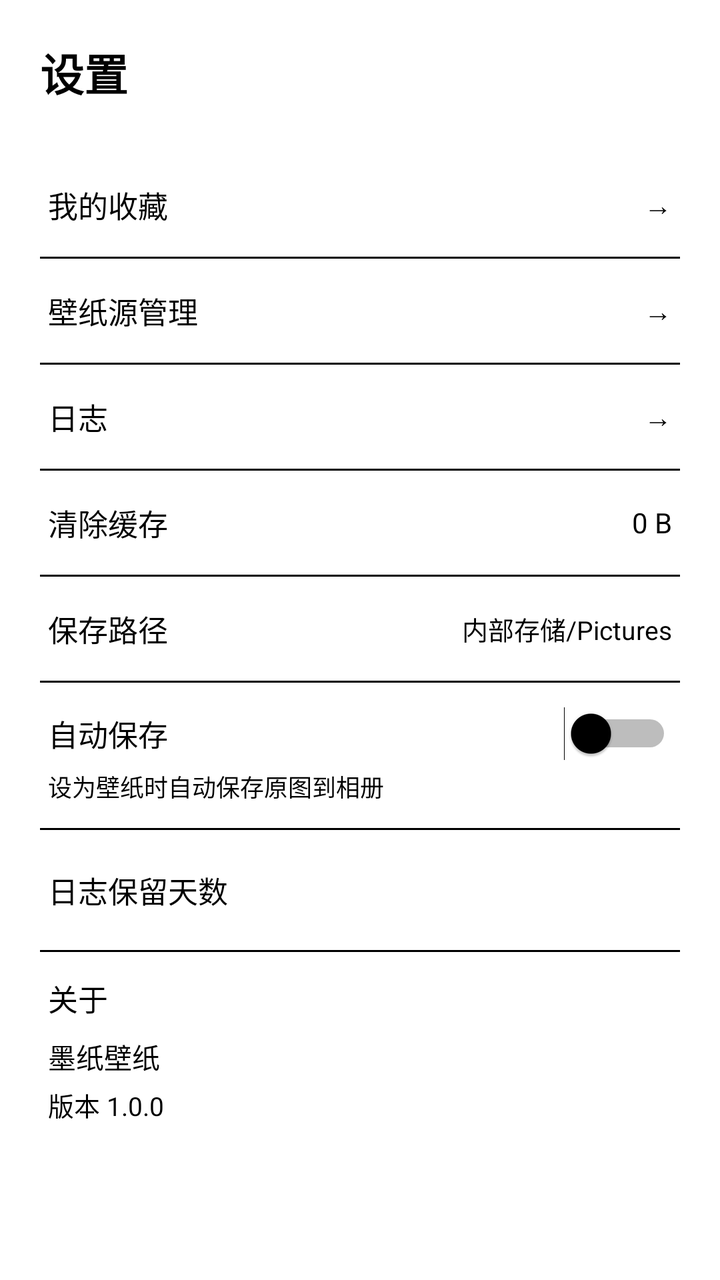
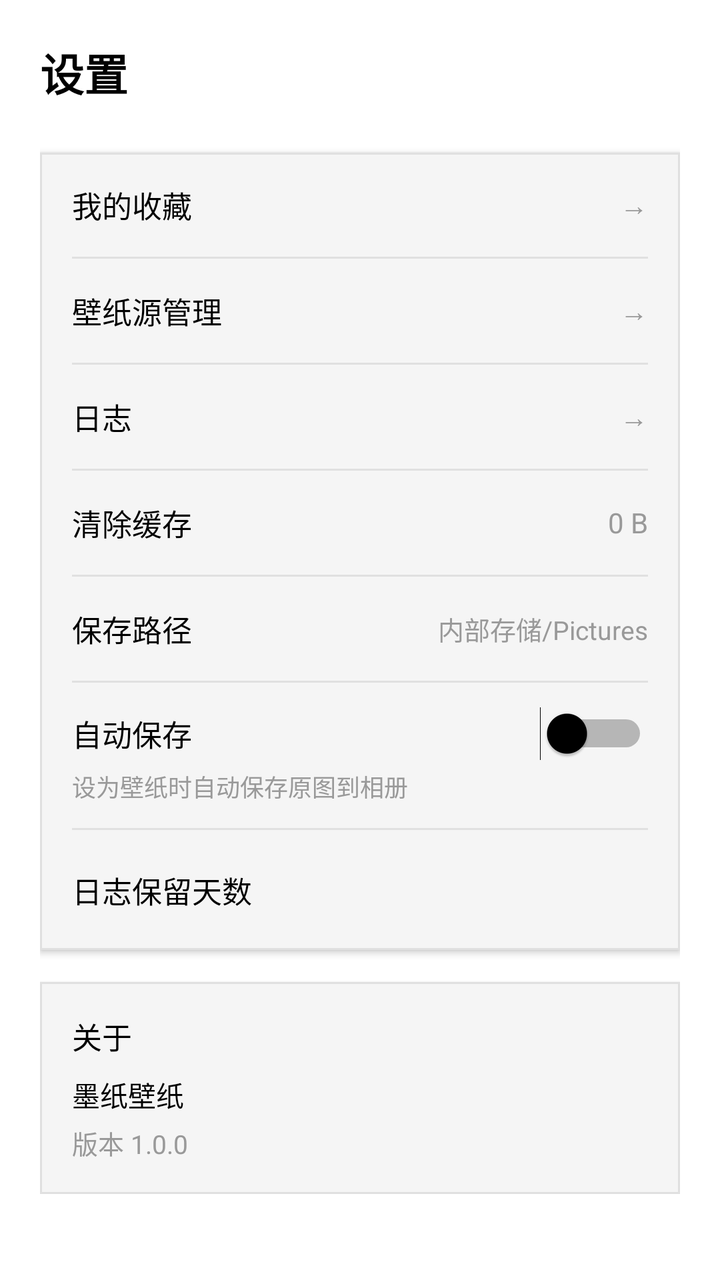

Before-and-after screenshots of an Android layout around one commit, followed by the original layout XML and the change that was made.
<!-- AndroidManifest.xml: application theme Theme.InkPaperWallpaper -->
<!-- res/layout/fragment_mine.xml -->
<?xml version="1.0" encoding="utf-8"?>
<ScrollView xmlns:android="http://schemas.android.com/apk/res/android"
    xmlns:app="http://schemas.android.com/apk/res-auto"
    android:layout_width="match_parent"
    android:layout_height="match_parent"
    android:background="@color/white">

    <LinearLayout
        android:layout_width="match_parent"
        android:layout_height="wrap_content"
        android:orientation="vertical"
        android:padding="20dp">

        <TextView
            android:layout_width="match_parent"
            android:layout_height="wrap_content"
            android:text="设置"
            android:textSize="22sp"
            android:textStyle="bold"
            android:textColor="@color/black"
            android:paddingBottom="24dp" />

        
        <LinearLayout
            android:id="@+id/btn_favorites"
            android:layout_width="match_parent"
            android:layout_height="52dp"
            android:orientation="horizontal"
            android:gravity="center_vertical"
            android:paddingHorizontal="4dp"
            android:background="@android:color/transparent"
            android:clickable="true"
            android:focusable="true">

            <TextView
                android:layout_width="0dp"
                android:layout_height="wrap_content"
                android:layout_weight="1"
                android:text="我的收藏"
                android:textSize="15sp"
                android:textColor="@color/black" />

            <TextView
                android:layout_width="wrap_content"
                android:layout_height="wrap_content"
                android:text="→"
                android:textColor="@color/black"
                android:textSize="14sp" />

        </LinearLayout>

        <View
            android:layout_width="match_parent"
            android:layout_height="1dp"
            android:background="@color/black" />

        
        <LinearLayout
            android:id="@+id/btn_source_manage"
            android:layout_width="match_parent"
            android:layout_height="52dp"
            android:orientation="horizontal"
            android:gravity="center_vertical"
            android:paddingHorizontal="4dp"
            android:background="@android:color/transparent"
            android:clickable="true"
            android:focusable="true">

            <TextView
                android:layout_width="0dp"
                android:layout_height="wrap_content"
                android:layout_weight="1"
                android:text="壁纸源管理"
                android:textSize="15sp"
                android:textColor="@color/black" />

            <TextView
                android:layout_width="wrap_content"
                android:layout_height="wrap_content"
                android:text="→"
                android:textColor="@color/black"
                android:textSize="14sp" />

        </LinearLayout>

        <View
            android:layout_width="match_parent"
            android:layout_height="1dp"
            android:background="@color/black" />

        
        <LinearLayout
            android:id="@+id/btn_logs"
            android:layout_width="match_parent"
            android:layout_height="52dp"
            android:orientation="horizontal"
            android:gravity="center_vertical"
            android:paddingHorizontal="4dp"
            android:background="@android:color/transparent"
            android:clickable="true"
            android:focusable="true">

            <TextView
                android:layout_width="0dp"
                android:layout_height="wrap_content"
                android:layout_weight="1"
                android:text="日志"
                android:textSize="15sp"
                android:textColor="@color/black" />

            <TextView
                android:layout_width="wrap_content"
                android:layout_height="wrap_content"
                android:text="→"
                android:textColor="@color/black"
                android:textSize="14sp" />

        </LinearLayout>

        <View
            android:layout_width="match_parent"
            android:layout_height="1dp"
            android:background="@color/black" />

        
        <LinearLayout
            android:id="@+id/btn_clear_cache"
            android:layout_width="match_parent"
            android:layout_height="52dp"
            android:orientation="horizontal"
            android:gravity="center_vertical"
            android:paddingHorizontal="4dp"
            android:background="@android:color/transparent"
            android:clickable="true"
            android:focusable="true">

            <TextView
                android:layout_width="0dp"
                android:layout_height="wrap_content"
                android:layout_weight="1"
                android:text="清除缓存"
                android:textSize="15sp"
                android:textColor="@color/black" />

            <TextView
                android:id="@+id/tv_cache_size"
                android:layout_width="wrap_content"
                android:layout_height="wrap_content"
                android:text="0 B"
                android:textColor="@color/black"
                android:textSize="14sp" />

        </LinearLayout>

        <View
            android:layout_width="match_parent"
            android:layout_height="1dp"
            android:background="@color/black" />

        
        <LinearLayout
            android:layout_width="match_parent"
            android:layout_height="52dp"
            android:orientation="horizontal"
            android:gravity="center_vertical"
            android:paddingHorizontal="4dp">

            <TextView
                android:layout_width="0dp"
                android:layout_height="wrap_content"
                android:layout_weight="1"
                android:text="保存路径"
                android:textSize="15sp"
                android:textColor="@color/black" />

            <TextView
                android:id="@+id/tv_save_path"
                android:layout_width="wrap_content"
                android:layout_height="wrap_content"
                android:text="内部存储/Pictures"
                android:textColor="@color/black"
                android:textSize="13sp" />

        </LinearLayout>

        <View
            android:layout_width="match_parent"
            android:layout_height="1dp"
            android:background="@color/black" />

        
        <LinearLayout
            android:layout_width="match_parent"
            android:layout_height="wrap_content"
            android:orientation="vertical"
            android:paddingVertical="12dp"
            android:paddingHorizontal="4dp">

            <LinearLayout
                android:layout_width="match_parent"
                android:layout_height="wrap_content"
                android:orientation="horizontal"
                android:gravity="center_vertical">

                <TextView
                    android:layout_width="0dp"
                    android:layout_height="wrap_content"
                    android:layout_weight="1"
                    android:text="自动保存"
                    android:textSize="15sp"
                    android:textColor="@color/black" />

                <Switch
                    android:id="@+id/switch_auto_save"
                    android:layout_width="wrap_content"
                    android:layout_height="wrap_content"
                    android:thumbTint="@color/black"
                    android:trackTint="@color/black" />

            </LinearLayout>

            <TextView
                android:layout_width="match_parent"
                android:layout_height="wrap_content"
                android:text="设为壁纸时自动保存原图到相册"
                android:textSize="12sp"
                android:textColor="@color/black"
                android:paddingTop="4dp" />

        </LinearLayout>

        <View
            android:layout_width="match_parent"
            android:layout_height="1dp"
            android:background="@color/black" />

        
        <LinearLayout
            android:layout_width="match_parent"
            android:layout_height="wrap_content"
            android:orientation="vertical"
            android:paddingVertical="12dp"
            android:paddingHorizontal="4dp">

            <LinearLayout
                android:layout_width="match_parent"
                android:layout_height="wrap_content"
                android:orientation="horizontal"
                android:gravity="center_vertical">

                <TextView
                    android:layout_width="0dp"
                    android:layout_height="wrap_content"
                    android:layout_weight="1"
                    android:text="日志保留天数"
                    android:textSize="15sp"
                    android:textColor="@color/black" />

                <Spinner
                    android:id="@+id/spinner_keep_days"
                    android:layout_width="wrap_content"
                    android:layout_height="36dp"
                    android:background="@android:color/transparent" />

            </LinearLayout>

        </LinearLayout>

        <View
            android:layout_width="match_parent"
            android:layout_height="1dp"
            android:background="@color/black" />

        
        <LinearLayout
            android:layout_width="match_parent"
            android:layout_height="wrap_content"
            android:orientation="vertical"
            android:paddingVertical="12dp"
            android:paddingHorizontal="4dp">

            <TextView
                android:layout_width="match_parent"
                android:layout_height="wrap_content"
                android:text="关于"
                android:textSize="15sp"
                android:textColor="@color/black"
                android:paddingBottom="8dp" />

            <TextView
                android:layout_width="match_parent"
                android:layout_height="wrap_content"
                android:text="墨纸壁纸"
                android:textSize="14sp"
                android:textColor="@color/black" />

            <TextView
                android:id="@+id/tv_version"
                android:layout_width="match_parent"
                android:layout_height="wrap_content"
                android:text="版本 1.0.0"
                android:textSize="13sp"
                android:textColor="@color/black"
                android:paddingTop="4dp" />

        </LinearLayout>

    </LinearLayout>

</ScrollView>
<!-- resources referenced by this layout -->
<resources>
  <color name="black">#000000</color>
  <color name="white">#FFFFFF</color>
  <style name="Theme.InkPaperWallpaper" parent="Theme.MaterialComponents.Light.NoActionBar">
          <item name="colorPrimary">@color/white</item>
          <item name="colorPrimaryVariant">@color/white</item>
          <item name="colorSecondary">@color/black</item>
          <item name="android:windowBackground">@color/background</item>
          <item name="android:statusBarColor">@color/white</item>
          <item name="android:windowLightStatusBar">true</item>
          <item name="android:navigationBarColor">@color/white</item>
          <item name="android:windowLightNavigationBar">true</item>
      </style>
  <color name="background">#FFFFFF</color>
</resources>

<!-- the commit's change to res/layout/fragment_mine.xml (unified diff, before → after) -->
@@ -22,262 +22,260 @@
 
         
         <LinearLayout
-            android:id="@+id/btn_favorites"
             android:layout_width="match_parent"
-            android:layout_height="52dp"
-            android:orientation="horizontal"
-            android:gravity="center_vertical"
-            android:paddingHorizontal="4dp"
-            android:background="@android:color/transparent"
-            android:clickable="true"
-            android:focusable="true">
-
-            <TextView
-                android:layout_width="0dp"
-                android:layout_height="wrap_content"
-                android:layout_weight="1"
-                android:text="我的收藏"
-                android:textSize="15sp"
-                android:textColor="@color/black" />
-
-            <TextView
-                android:layout_width="wrap_content"
-                android:layout_height="wrap_content"
-                android:text="→"
-                android:textColor="@color/black"
-                android:textSize="14sp" />
+            android:layout_height="wrap_content"
+            android:orientation="vertical"
+            android:background="@drawable/card_background_dark"
+            android:paddingHorizontal="16dp"
+            android:elevation="2dp">
+
+            
+            <LinearLayout
+                android:id="@+id/btn_favorites"
+                android:layout_width="match_parent"
+                android:layout_height="52dp"
+                android:orientation="horizontal"
+                android:gravity="center_vertical"
+                android:clickable="true"
+                android:focusable="true">
+
+                <TextView
+                    android:layout_width="0dp"
+                    android:layout_height="wrap_content"
+                    android:layout_weight="1"
+                    android:text="我的收藏"
+                    android:textSize="15sp"
+                    android:textColor="@color/black" />
+
+                <TextView
+                    android:layout_width="wrap_content"
+                    android:layout_height="wrap_content"
+                    android:text="→"
+                    android:textColor="#999999"
+                    android:textSize="14sp" />
+
+            </LinearLayout>
+
+            <View
+                android:layout_width="match_parent"
+                android:layout_height="1dp"
+                android:background="#E0E0E0" />
+
+            
+            <LinearLayout
+                android:id="@+id/btn_source_manage"
+                android:layout_width="match_parent"
+                android:layout_height="52dp"
+                android:orientation="horizontal"
+                android:gravity="center_vertical"
+                android:clickable="true"
+                android:focusable="true">
+
+                <TextView
+                    android:layout_width="0dp"
+                    android:layout_height="wrap_content"
+                    android:layout_weight="1"
+                    android:text="壁纸源管理"
+                    android:textSize="15sp"
+                    android:textColor="@color/black" />
+
+                <TextView
+                    android:layout_width="wrap_content"
+                    android:layout_height="wrap_content"
+                    android:text="→"
+                    android:textColor="#999999"
+                    android:textSize="14sp" />
+
+            </LinearLayout>
+
+            <View
+                android:layout_width="match_parent"
+                android:layout_height="1dp"
+                android:background="#E0E0E0" />
+
+            
+            <LinearLayout
+                android:id="@+id/btn_logs"
+                android:layout_width="match_parent"
+                android:layout_height="52dp"
+                android:orientation="horizontal"
+                android:gravity="center_vertical"
+                android:clickable="true"
+                android:focusable="true">
+
+                <TextView
+                    android:layout_width="0dp"
+                    android:layout_height="wrap_content"
+                    android:layout_weight="1"
+                    android:text="日志"
+                    android:textSize="15sp"
+                    android:textColor="@color/black" />
+
+                <TextView
+                    android:layout_width="wrap_content"
+                    android:layout_height="wrap_content"
+                    android:text="→"
+                    android:textColor="#999999"
+                    android:textSize="14sp" />
+
+            </LinearLayout>
+
+            <View
+                android:layout_width="match_parent"
+                android:layout_height="1dp"
+                android:background="#E0E0E0" />
+
+            
+            <LinearLayout
+                android:id="@+id/btn_clear_cache"
+                android:layout_width="match_parent"
+                android:layout_height="52dp"
+                android:orientation="horizontal"
+                android:gravity="center_vertical"
+                android:clickable="true"
+                android:focusable="true">
+
+                <TextView
+                    android:layout_width="0dp"
+                    android:layout_height="wrap_content"
+                    android:layout_weight="1"
+                    android:text="清除缓存"
+                    android:textSize="15sp"
+                    android:textColor="@color/black" />
+
+                <TextView
+                    android:id="@+id/tv_cache_size"
+                    android:layout_width="wrap_content"
+                    android:layout_height="wrap_content"
+                    android:text="0 B"
+                    android:textColor="#999999"
+                    android:textSize="14sp" />
+
+            </LinearLayout>
+
+            <View
+                android:layout_width="match_parent"
+                android:layout_height="1dp"
+                android:background="#E0E0E0" />
+
+            
+            <LinearLayout
+                android:layout_width="match_parent"
+                android:layout_height="52dp"
+                android:orientation="horizontal"
+                android:gravity="center_vertical">
+
+                <TextView
+                    android:layout_width="0dp"
+                    android:layout_height="wrap_content"
+                    android:layout_weight="1"
+                    android:text="保存路径"
+                    android:textSize="15sp"
+                    android:textColor="@color/black" />
+
+                <TextView
+                    android:id="@+id/tv_save_path"
+                    android:layout_width="wrap_content"
+                    android:layout_height="wrap_content"
+                    android:text="内部存储/Pictures"
+                    android:textColor="#999999"
+                    android:textSize="13sp" />
+
+            </LinearLayout>
+
+            <View
+                android:layout_width="match_parent"
+                android:layout_height="1dp"
+                android:background="#E0E0E0" />
+
+            
+            <LinearLayout
+                android:layout_width="match_parent"
+                android:layout_height="wrap_content"
+                android:orientation="vertical"
+                android:paddingVertical="12dp">
+
+                <LinearLayout
+                    android:layout_width="match_parent"
+                    android:layout_height="wrap_content"
+                    android:orientation="horizontal"
+                    android:gravity="center_vertical">
+
+                    <TextView
+                        android:layout_width="0dp"
+                        android:layout_height="wrap_content"
+                        android:layout_weight="1"
+                        android:text="自动保存"
+                        android:textSize="15sp"
+                        android:textColor="@color/black" />
+
+                    <Switch
+                        android:id="@+id/switch_auto_save"
+                        android:layout_width="wrap_content"
+                        android:layout_height="wrap_content"
+                        android:thumbTint="@color/black"
+                        android:trackTint="@color/black" />
+
+                </LinearLayout>
+
+                <TextView
+                    android:layout_width="match_parent"
+                    android:layout_height="wrap_content"
+                    android:text="设为壁纸时自动保存原图到相册"
+                    android:textSize="12sp"
+                    android:textColor="#999999"
+                    android:paddingTop="4dp" />
+
+            </LinearLayout>
+
+            <View
+                android:layout_width="match_parent"
+                android:layout_height="1dp"
+                android:background="#E0E0E0" />
+
+            
+            <LinearLayout
+                android:layout_width="match_parent"
+                android:layout_height="wrap_content"
+                android:orientation="vertical"
+                android:paddingVertical="12dp">
+
+                <LinearLayout
+                    android:layout_width="match_parent"
+                    android:layout_height="wrap_content"
+                    android:orientation="horizontal"
+                    android:gravity="center_vertical">
+
+                    <TextView
+                        android:layout_width="0dp"
+                        android:layout_height="wrap_content"
+                        android:layout_weight="1"
+                        android:text="日志保留天数"
+                        android:textSize="15sp"
+                        android:textColor="@color/black" />
+
+                    <Spinner
+                        android:id="@+id/spinner_keep_days"
+                        android:layout_width="wrap_content"
+                        android:layout_height="36dp"
+                        android:background="@android:color/transparent" />
+
+                </LinearLayout>
+
+            </LinearLayout>
 
         </LinearLayout>
-
-        <View
-            android:layout_width="match_parent"
-            android:layout_height="1dp"
-            android:background="@color/black" />
-
-        
-        <LinearLayout
-            android:id="@+id/btn_source_manage"
-            android:layout_width="match_parent"
-            android:layout_height="52dp"
-            android:orientation="horizontal"
-            android:gravity="center_vertical"
-            android:paddingHorizontal="4dp"
-            android:background="@android:color/transparent"
-            android:clickable="true"
-            android:focusable="true">
-
-            <TextView
-                android:layout_width="0dp"
-                android:layout_height="wrap_content"
-                android:layout_weight="1"
-                android:text="壁纸源管理"
-                android:textSize="15sp"
-                android:textColor="@color/black" />
-
-            <TextView
-                android:layout_width="wrap_content"
-                android:layout_height="wrap_content"
-                android:text="→"
-                android:textColor="@color/black"
-                android:textSize="14sp" />
-
-        </LinearLayout>
-
-        <View
-            android:layout_width="match_parent"
-            android:layout_height="1dp"
-            android:background="@color/black" />
-
-        
-        <LinearLayout
-            android:id="@+id/btn_logs"
-            android:layout_width="match_parent"
-            android:layout_height="52dp"
-            android:orientation="horizontal"
-            android:gravity="center_vertical"
-            android:paddingHorizontal="4dp"
-            android:background="@android:color/transparent"
-            android:clickable="true"
-            android:focusable="true">
-
-            <TextView
-                android:layout_width="0dp"
-                android:layout_height="wrap_content"
-                android:layout_weight="1"
-                android:text="日志"
-                android:textSize="15sp"
-                android:textColor="@color/black" />
-
-            <TextView
-                android:layout_width="wrap_content"
-                android:layout_height="wrap_content"
-                android:text="→"
-                android:textColor="@color/black"
-                android:textSize="14sp" />
-
-        </LinearLayout>
-
-        <View
-            android:layout_width="match_parent"
-            android:layout_height="1dp"
-            android:background="@color/black" />
-
-        
-        <LinearLayout
-            android:id="@+id/btn_clear_cache"
-            android:layout_width="match_parent"
-            android:layout_height="52dp"
-            android:orientation="horizontal"
-            android:gravity="center_vertical"
-            android:paddingHorizontal="4dp"
-            android:background="@android:color/transparent"
-            android:clickable="true"
-            android:focusable="true">
-
-            <TextView
-                android:layout_width="0dp"
-                android:layout_height="wrap_content"
-                android:layout_weight="1"
-                android:text="清除缓存"
-                android:textSize="15sp"
-                android:textColor="@color/black" />
-
-            <TextView
-                android:id="@+id/tv_cache_size"
-                android:layout_width="wrap_content"
-                android:layout_height="wrap_content"
-                android:text="0 B"
-                android:textColor="@color/black"
-                android:textSize="14sp" />
-
-        </LinearLayout>
-
-        <View
-            android:layout_width="match_parent"
-            android:layout_height="1dp"
-            android:background="@color/black" />
-
-        
-        <LinearLayout
-            android:layout_width="match_parent"
-            android:layout_height="52dp"
-            android:orientation="horizontal"
-            android:gravity="center_vertical"
-            android:paddingHorizontal="4dp">
-
-            <TextView
-                android:layout_width="0dp"
-                android:layout_height="wrap_content"
-                android:layout_weight="1"
-                android:text="保存路径"
-                android:textSize="15sp"
-                android:textColor="@color/black" />
-
-            <TextView
-                android:id="@+id/tv_save_path"
-                android:layout_width="wrap_content"
-                android:layout_height="wrap_content"
-                android:text="内部存储/Pictures"
-                android:textColor="@color/black"
-                android:textSize="13sp" />
-
-        </LinearLayout>
-
-        <View
-            android:layout_width="match_parent"
-            android:layout_height="1dp"
-            android:background="@color/black" />
 
         
         <LinearLayout
             android:layout_width="match_parent"
             android:layout_height="wrap_content"
             android:orientation="vertical"
-            android:paddingVertical="12dp"
-            android:paddingHorizontal="4dp">
-
-            <LinearLayout
-                android:layout_width="match_parent"
-                android:layout_height="wrap_content"
-                android:orientation="horizontal"
-                android:gravity="center_vertical">
-
-                <TextView
-                    android:layout_width="0dp"
-                    android:layout_height="wrap_content"
-                    android:layout_weight="1"
-                    android:text="自动保存"
-                    android:textSize="15sp"
-                    android:textColor="@color/black" />
-
-                <Switch
-                    android:id="@+id/switch_auto_save"
-                    android:layout_width="wrap_content"
-                    android:layout_height="wrap_content"
-                    android:thumbTint="@color/black"
-                    android:trackTint="@color/black" />
-
-            </LinearLayout>
-
-            <TextView
-                android:layout_width="match_parent"
-                android:layout_height="wrap_content"
-                android:text="设为壁纸时自动保存原图到相册"
-                android:textSize="12sp"
-                android:textColor="@color/black"
-                android:paddingTop="4dp" />
-
-        </LinearLayout>
-
-        <View
-            android:layout_width="match_parent"
-            android:layout_height="1dp"
-            android:background="@color/black" />
-
-        
-        <LinearLayout
-            android:layout_width="match_parent"
-            android:layout_height="wrap_content"
-            android:orientation="vertical"
-            android:paddingVertical="12dp"
-            android:paddingHorizontal="4dp">
-
-            <LinearLayout
-                android:layout_width="match_parent"
-                android:layout_height="wrap_content"
-                android:orientation="horizontal"
-                android:gravity="center_vertical">
-
-                <TextView
-                    android:layout_width="0dp"
-                    android:layout_height="wrap_content"
-                    android:layout_weight="1"
-                    android:text="日志保留天数"
-                    android:textSize="15sp"
-                    android:textColor="@color/black" />
-
-                <Spinner
-                    android:id="@+id/spinner_keep_days"
-                    android:layout_width="wrap_content"
-                    android:layout_height="36dp"
-                    android:background="@android:color/transparent" />
-
-            </LinearLayout>
-
-        </LinearLayout>
-
-        <View
-            android:layout_width="match_parent"
-            android:layout_height="1dp"
-            android:background="@color/black" />
-
-        
-        <LinearLayout
-            android:layout_width="match_parent"
-            android:layout_height="wrap_content"
-            android:orientation="vertical"
-            android:paddingVertical="12dp"
-            android:paddingHorizontal="4dp">
+            android:background="@drawable/card_background_dark"
+            android:paddingHorizontal="16dp"
+            android:paddingVertical="16dp"
+            android:layout_marginTop="16dp"
+            android:elevation="2dp">
 
             <TextView
                 android:layout_width="match_parent"
@@ -300,7 +298,7 @@
                 android:layout_height="wrap_content"
                 android:text="版本 1.0.0"
                 android:textSize="13sp"
-                android:textColor="@color/black"
+                android:textColor="#999999"
                 android:paddingTop="4dp" />
 
         </LinearLayout>
<!-- resource entries referenced after the edit -->
@@ -2,6 +2,15 @@
 <resources>
   <color name="black">#000000</color>
   <color name="white">#FFFFFF</color>
+  <!-- drawable card_background_dark (drawable) -->
+  <?xml version="1.0" encoding="utf-8"?>
+  <shape xmlns:android="http://schemas.android.com/apk/res/android"
+      android:shape="rectangle">
+      <solid android:color="#F5F5F5" />
+      <stroke
+          android:width="1dp"
+          android:color="#E0E0E0" />
+  </shape>
   <style name="Theme.InkPaperWallpaper" parent="Theme.MaterialComponents.Light.NoActionBar">
           <item name="colorPrimary">@color/white</item>
           <item name="colorPrimaryVariant">@color/white</item>
